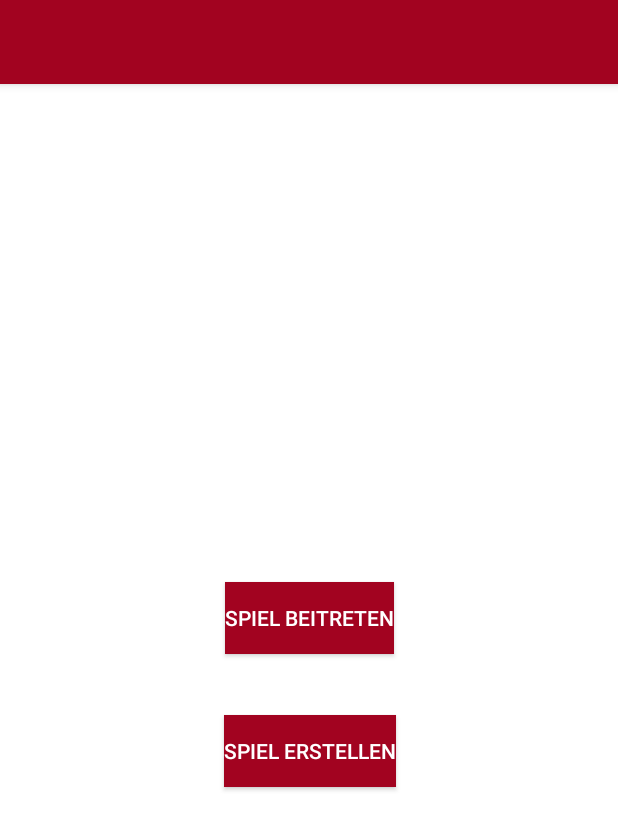
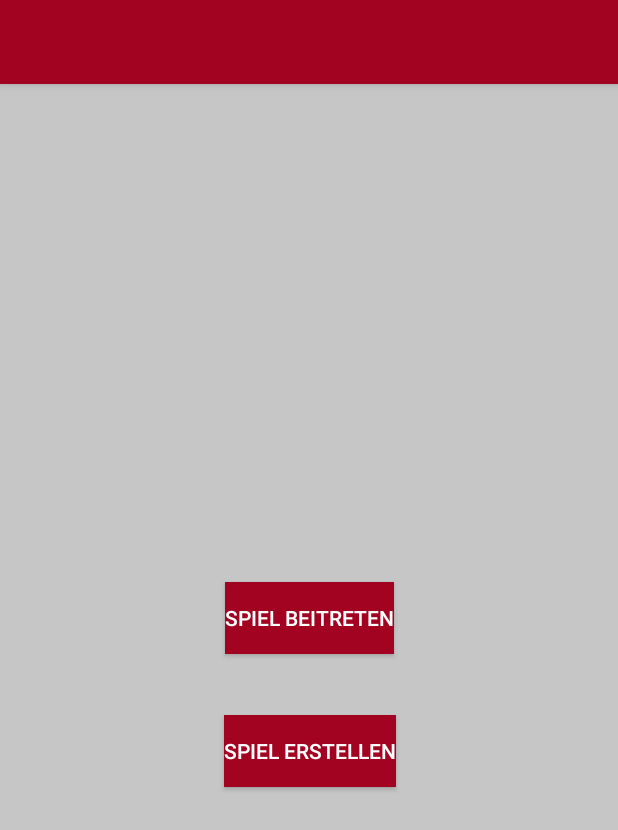
Before and after one commit to s1lobnig/DI-4_ScotlandYard, an Android app: the screen it shows after launch (MainActivity), on a phone screen of 412 x 824 dp. Shown: the top 830 px of the screen. Run offline under Robolectric (Android 15) with nearby library versions, the phone set to English and light mode, and no system bars.

Commit message:
changed background color to see text

```diff
--- a/app/src/main/res/values/colors.xml
+++ b/app/src/main/res/values/colors.xml
@@ -5,6 +5,6 @@
     <color name="colorAccent">#DF5D6C</color>
     <color name="colorLightGrey">#918F8F</color>
     <color name="colorText">#FFFFFF</color>
-    <color name="background">#FFFFFF</color>
+    <color name="background">#C7C6C6</color>
     <color name="YELLOW">#FFF200</color>
 </resources>
```
